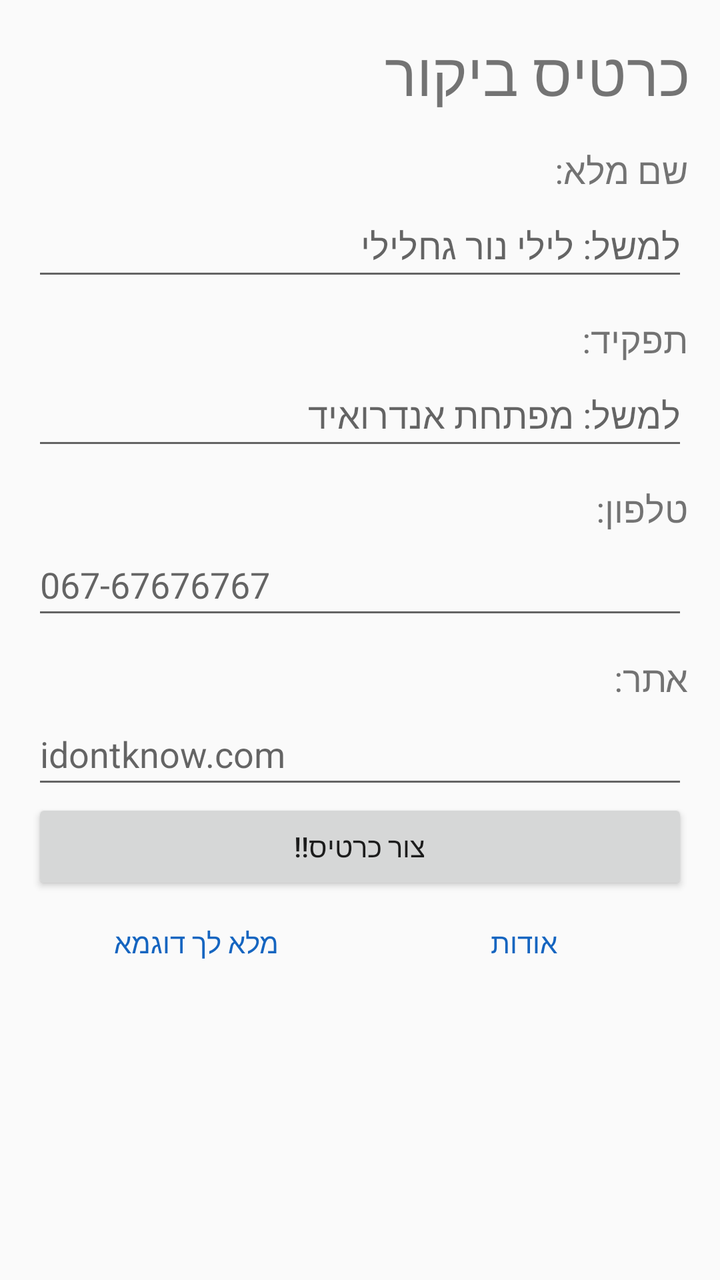
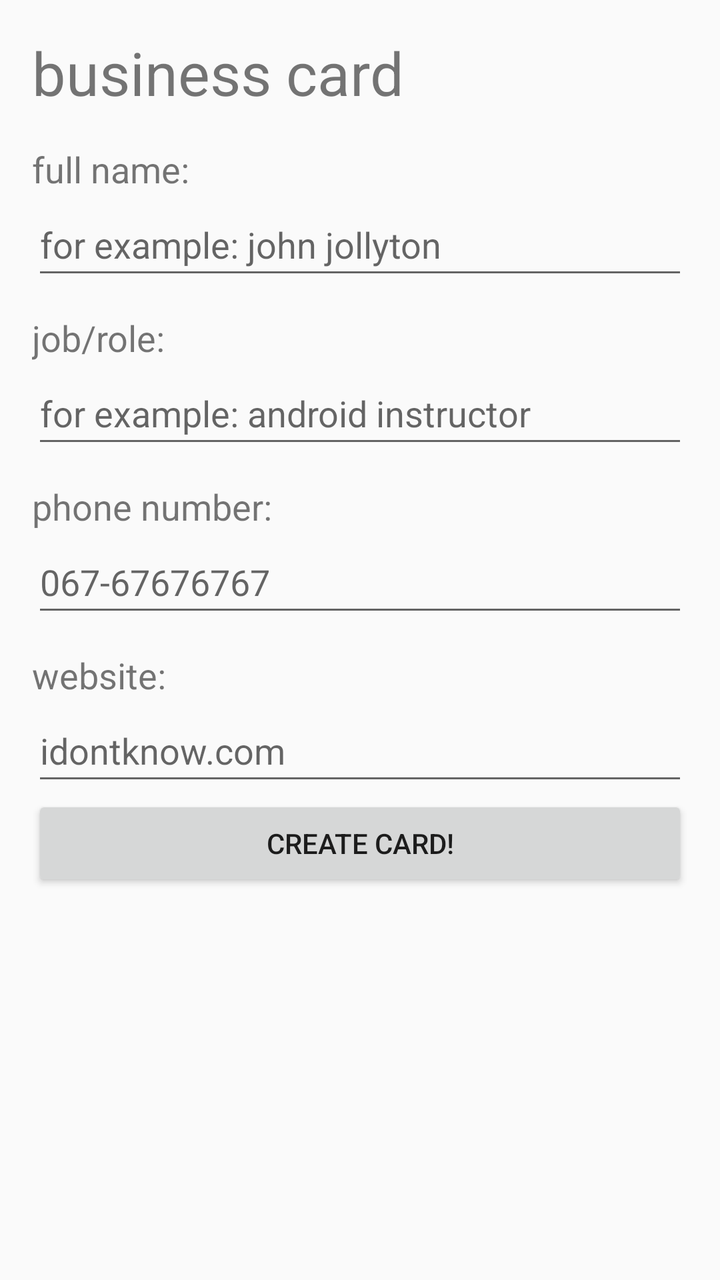

Screens rendered from an Android XML layout before and after an edit, with the pre-edit source and the edit as a unified diff.
<!-- AndroidManifest.xml: application theme Base.Theme.MyApplication. -->
<!-- res/layout/activity_main.xml -->
<?xml version="1.0" encoding="utf-8"?>
<LinearLayout xmlns:android="http://schemas.android.com/apk/res/android"
    android:id="@+id/main"
    android:layout_width="match_parent"
    android:layout_height="match_parent"
    android:fillViewport="true"
    android:padding="16dp"
    android:layoutDirection="rtl">

    <LinearLayout
        android:layout_width="match_parent"
        android:layout_height="wrap_content"
        android:orientation="vertical">

        <TextView
            android:layout_width="match_parent"
            android:layout_height="wrap_content"
            android:text="כרטיס ביקור"
            android:textSize="30sp" />

        <TextView
            android:layout_width="match_parent"
            android:layout_height="wrap_content"
            android:layout_marginTop="16dp"
            android:text="שם מלא:"
            android:textSize="18sp" />

        <EditText
            android:id="@+id/etName"
            android:layout_width="match_parent"
            android:layout_height="wrap_content"
            android:hint="למשל: לילי נור גחלילי"
            android:inputType="textPersonName"
            android:maxLines="1"
            android:minHeight="48dp" />

        <TextView
            android:layout_width="match_parent"
            android:layout_height="wrap_content"
            android:layout_marginTop="12dp"
            android:text="תפקיד:"
            android:textSize="18sp" />
        <EditText
            android:id="@+id/etTitle"
            android:layout_width="match_parent"
            android:layout_height="wrap_content"
            android:hint="למשל: מפתחת אנדרואיד"
            android:inputType="textCapSentences"
            android:maxLines="1"
            android:minHeight="48dp" />
        <TextView
            android:layout_width="match_parent"
            android:layout_height="wrap_content"
            android:layout_marginTop="12dp"
            android:text="טלפון:"
            android:textSize="18sp" />
        <EditText
            android:id="@+id/etJob"
            android:layout_width="match_parent"
            android:layout_height="wrap_content"
            android:hint="067-67676767"
            android:inputType="phone"
            android:maxLines="1"
            android:minHeight="48dp" />
        <TextView
            android:layout_width="match_parent"
            android:layout_height="wrap_content"
            android:layout_marginTop="12dp"
            android:text="אתר:"
            android:textSize="18sp" />

        <EditText
            android:id="@+id/etWebsite"
            android:layout_width="match_parent"
            android:layout_height="wrap_content"
            android:hint="idontknow.com"
            android:inputType="textUri"
            android:maxLines="1"
            android:minHeight="48dp" />
        <Button
            android:id="@+id/etDueDate"
            android:layout_width="match_parent"
            android:layout_height="wrap_content"
            android:text="צור כרטיס!!"
            android:maxLines="1"
            android:minHeight="48dp" />
        <LinearLayout
            style="?android:attr/buttonBarStyle"
            android:layout_width="match_parent"
            android:layout_height="wrap_content"
            android:orientation="horizontal">
            <Button
                android:id="@+id/btnSave"
                style="?android:attr/buttonBarButtonStyle"
                android:layout_width="0dp"
                android:layout_height="wrap_content"
                android:layout_weight="1"
                android:minHeight="48dp"
                android:text="אודות" />

            <Button
                android:id="@+id/btnCancel"
                style="?android:attr/buttonBarButtonStyle"
                android:layout_width="0dp"
                android:layout_height="wrap_content"
                android:layout_weight="1"
                android:minHeight="48dp"
                android:text="מלא לך דוגמא" />
        </LinearLayout>
    </LinearLayout>
</LinearLayout>
<!-- resources referenced by this layout -->
<resources>
  <style name="Base.Theme.MyApplication." parent="Theme.AppCompat.Light.DarkActionBar">
          <item name="colorPrimary">#1565C0</item>
          <item name="colorPrimaryDark">#0D47A1</item>
          <item name="colorAccent">#1565C0</item>
      </style>
</resources>

<!-- the commit's change to res/layout/activity_main.xml (unified diff, before → after) -->
@@ -15,21 +15,21 @@
         <TextView
             android:layout_width="match_parent"
             android:layout_height="wrap_content"
-            android:text="כרטיס ביקור"
+            android:text="@string/title"
             android:textSize="30sp" />
 
         <TextView
             android:layout_width="match_parent"
             android:layout_height="wrap_content"
             android:layout_marginTop="16dp"
-            android:text="שם מלא:"
+            android:text="@string/name_title"
             android:textSize="18sp" />
 
         <EditText
             android:id="@+id/etName"
             android:layout_width="match_parent"
             android:layout_height="wrap_content"
-            android:hint="למשל: לילי נור גחלילי"
+            android:hint="@string/name_example"
             android:inputType="textPersonName"
             android:maxLines="1"
             android:minHeight="48dp" />
@@ -38,13 +38,13 @@
             android:layout_width="match_parent"
             android:layout_height="wrap_content"
             android:layout_marginTop="12dp"
-            android:text="תפקיד:"
+            android:text="@string/job_title"
             android:textSize="18sp" />
         <EditText
             android:id="@+id/etTitle"
             android:layout_width="match_parent"
             android:layout_height="wrap_content"
-            android:hint="למשל: מפתחת אנדרואיד"
+            android:hint="@string/job_example"
             android:inputType="textCapSentences"
             android:maxLines="1"
             android:minHeight="48dp" />
@@ -52,13 +52,13 @@
             android:layout_width="match_parent"
             android:layout_height="wrap_content"
             android:layout_marginTop="12dp"
-            android:text="טלפון:"
+            android:text="@string/phone_title"
             android:textSize="18sp" />
         <EditText
             android:id="@+id/etJob"
             android:layout_width="match_parent"
             android:layout_height="wrap_content"
-            android:hint="067-67676767"
+            android:hint="@string/phonenumber_example"
             android:inputType="phone"
             android:maxLines="1"
             android:minHeight="48dp" />
@@ -66,14 +66,14 @@
             android:layout_width="match_parent"
             android:layout_height="wrap_content"
             android:layout_marginTop="12dp"
-            android:text="אתר:"
+            android:text="@string/website_title"
             android:textSize="18sp" />
 
         <EditText
             android:id="@+id/etWebsite"
             android:layout_width="match_parent"
             android:layout_height="wrap_content"
-            android:hint="idontknow.com"
+            android:hint="@string/website_example"
             android:inputType="textUri"
             android:maxLines="1"
             android:minHeight="48dp" />
@@ -81,31 +81,31 @@
             android:id="@+id/etDueDate"
             android:layout_width="match_parent"
             android:layout_height="wrap_content"
-            android:text="צור כרטיס!!"
+            android:text="@string/create_a_card"
             android:maxLines="1"
             android:minHeight="48dp" />
-        <LinearLayout
-            style="?android:attr/buttonBarStyle"
-            android:layout_width="match_parent"
-            android:layout_height="wrap_content"
-            android:orientation="horizontal">
-            <Button
-                android:id="@+id/btnSave"
-                style="?android:attr/buttonBarButtonStyle"
-                android:layout_width="0dp"
-                android:layout_height="wrap_content"
-                android:layout_weight="1"
-                android:minHeight="48dp"
-                android:text="אודות" />
 
-            <Button
-                android:id="@+id/btnCancel"
-                style="?android:attr/buttonBarButtonStyle"
-                android:layout_width="0dp"
-                android:layout_height="wrap_content"
-                android:layout_weight="1"
-                android:minHeight="48dp"
-                android:text="מלא לך דוגמא" />
-        </LinearLayout>
+
+
+
+
+
+
+
+
+
+
+
+
+
+
+
+
+
+
+
+
+
+
     </LinearLayout>
 </LinearLayout>
<!-- resource entries referenced after the edit -->
@@ -1,5 +1,15 @@
 <!-- resources referenced by this layout -->
 <resources>
+  <string name="create_a_card">create card!</string>
+  <string name="job_example">for example: android instructor</string>
+  <string name="job_title">job/role:</string>
+  <string name="name_example">for example: john jollyton</string>
+  <string name="name_title">full name:</string>
+  <string name="phone_title">phone number:</string>
+  <string name="phonenumber_example">067-67676767</string>
+  <string name="title">business card</string>
+  <string name="website_example">idontknow.com</string>
+  <string name="website_title">website:</string>
   <style name="Base.Theme.MyApplication." parent="Theme.AppCompat.Light.DarkActionBar">
           <item name="colorPrimary">#1565C0</item>
           <item name="colorPrimaryDark">#0D47A1</item>
